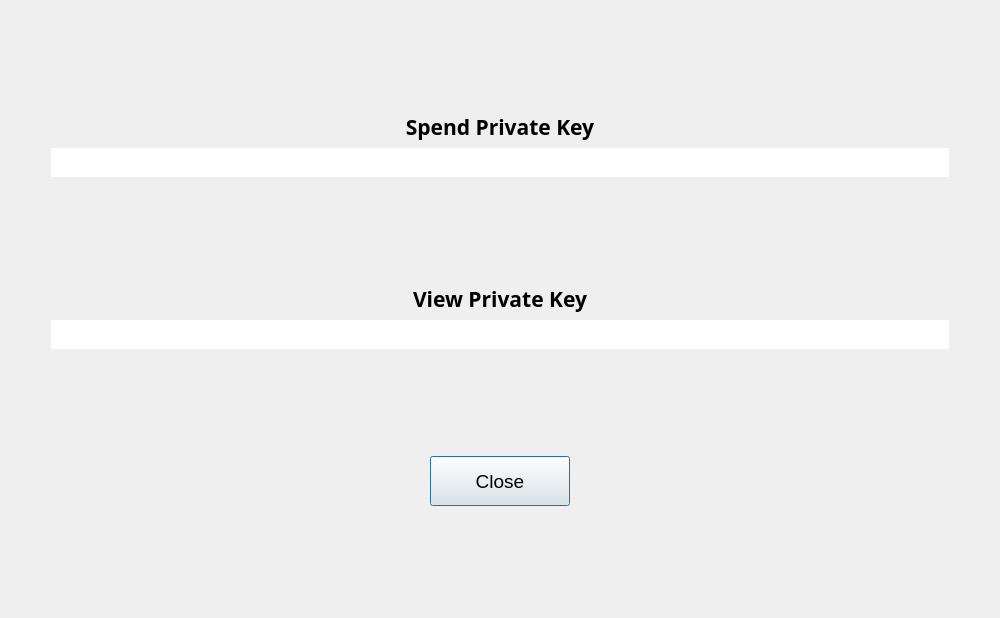
Old version of the form src/gui/ui/privatekeysdialog.ui in the repository cash2/cash2-gui-wallet.
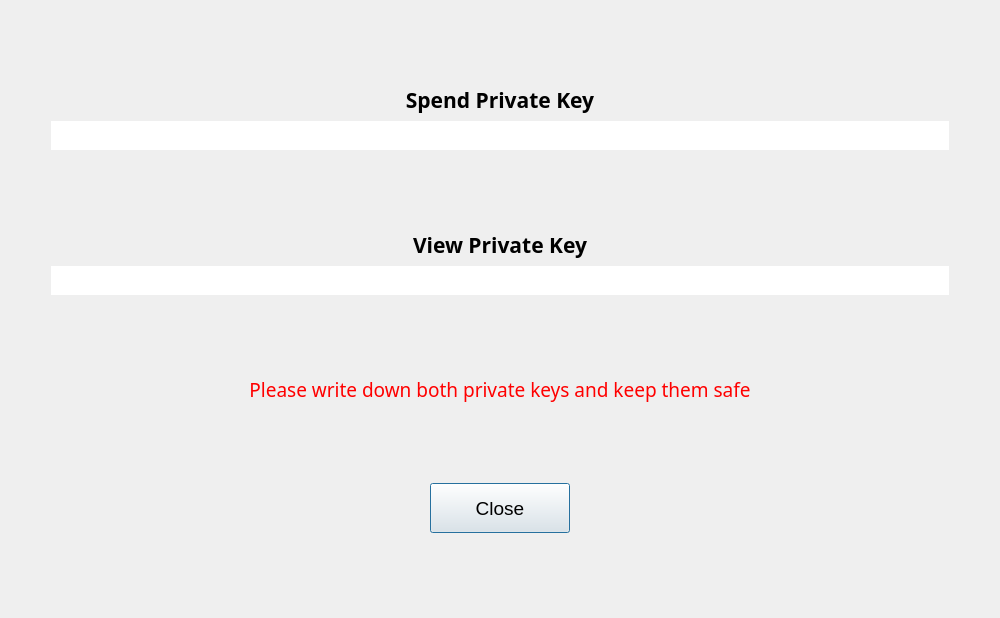
New version of the form. Icons and pictures are not drawn.

Commit message:
Show Private Keys : Remind users to write down private keys
When a user clicks to show the private keys, a message in red has been added to the bottom saying "Please write down both private keys and keep them safe"

Reason for change : to better protect the user against losing wallet keys

This commit is a copy of 0dd20e31e8aeaf7a590be6ed7dfc6371d3b350e5 in branch 5.1.1.

Patch:
```diff
--- a/src/gui/ui/privatekeysdialog.ui
+++ b/src/gui/ui/privatekeysdialog.ui
@@ -39,7 +39,7 @@
   </property>
   <layout class="QVBoxLayout" name="verticalLayout">
    <item>
-    <spacer name="verticalSpacer">
+    <spacer name="verticalSpacer_5">
      <property name="orientation">
       <enum>Qt::Vertical</enum>
      </property>
@@ -249,6 +249,53 @@
      </property>
     </spacer>
    </item>
+   <item>
+    <layout class="QHBoxLayout" name="horizontalLayout_6">
+     <item>
+      <widget class="QLabel" name="label_3">
+       <property name="sizePolicy">
+        <sizepolicy hsizetype="Preferred" vsizetype="Maximum">
+         <horstretch>0</horstretch>
+         <verstretch>0</verstretch>
+        </sizepolicy>
+       </property>
+       <property name="font">
+        <font>
+         <family>Ebrima</family>
+         <pointsize>14</pointsize>
+         <weight>50</weight>
+         <bold>false</bold>
+        </font>
+       </property>
+       <property name="autoFillBackground">
+        <bool>false</bool>
+       </property>
+       <property name="styleSheet">
+        <string notr="true">color: #ff0000;</string>
+       </property>
+       <property name="text">
+        <string>Please write down both private keys and keep them safe</string>
+       </property>
+       <property name="alignment">
+        <set>Qt::AlignCenter</set>
+       </property>
+      </widget>
+     </item>
+    </layout>
+   </item>
+   <item>
+    <spacer name="verticalSpacer_2">
+     <property name="orientation">
+      <enum>Qt::Vertical</enum>
+     </property>
+     <property name="sizeHint" stdset="0">
+      <size>
+       <width>20</width>
+       <height>40</height>
+      </size>
+     </property>
+    </spacer>
+   </item>
    <item>
     <layout class="QHBoxLayout" name="horizontalLayout">
      <item>
```
Left out of the diff: 4 changed lines with no effect on the pictures.
